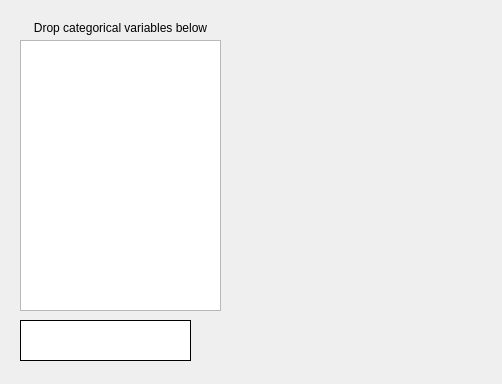
Qt form dialogs/verticalproportioncurvedialog.ui (PauloCarvalhoRJ/gammaray) before a commit.
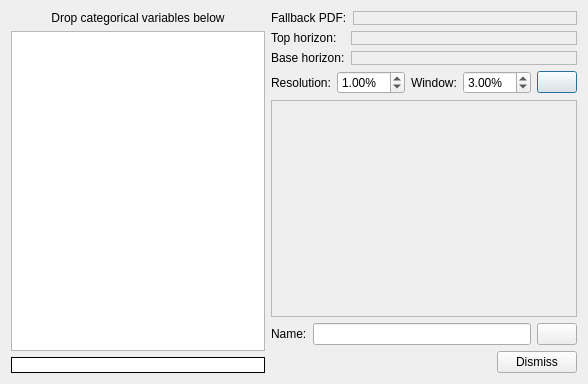
The same form after that commit. Icons and pictures are not drawn. Custom widgets are drawn as their Qt base class.

Commit message: Vertical Proportion Curves: WIP.

Diff of the .ui file:
```diff
--- a/dialogs/verticalproportioncurvedialog.ui
+++ b/dialogs/verticalproportioncurvedialog.ui
@@ -6,68 +6,362 @@
    <rect>
     <x>0</x>
     <y>0</y>
-    <width>502</width>
+    <width>588</width>
     <height>384</height>
    </rect>
   </property>
   <property name="windowTitle">
    <string>Dialog</string>
   </property>
-  <widget class="QListWidget" name="lstVariables">
-   <property name="geometry">
-    <rect>
-     <x>20</x>
-     <y>40</y>
-     <width>201</width>
-     <height>271</height>
-    </rect>
-   </property>
-  </widget>
-  <widget class="QLabel" name="lblTrash">
-   <property name="geometry">
-    <rect>
-     <x>20</x>
-     <y>320</y>
-     <width>171</width>
-     <height>41</height>
-    </rect>
-   </property>
-   <property name="toolTip">
-    <string>Drag variables here to remove.</string>
-   </property>
-   <property name="styleSheet">
-    <string notr="true">background-color: rgb(255, 255, 255);</string>
-   </property>
-   <property name="frameShape">
-    <enum>QFrame::Box</enum>
-   </property>
-   <property name="text">
-    <string/>
-   </property>
-   <property name="pixmap">
-    <pixmap resource="../resources.qrc">:/icons32/recycle32</pixmap>
-   </property>
-   <property name="alignment">
-    <set>Qt::AlignCenter</set>
-   </property>
-  </widget>
-  <widget class="QLabel" name="label">
-   <property name="geometry">
-    <rect>
-     <x>30</x>
-     <y>20</y>
-     <width>181</width>
-     <height>16</height>
-    </rect>
-   </property>
-   <property name="text">
-    <string>Drop categorical variables below</string>
-   </property>
-   <property name="alignment">
-    <set>Qt::AlignCenter</set>
-   </property>
-  </widget>
+  <layout class="QHBoxLayout" name="horizontalLayout_3">
+   <item>
+    <layout class="QVBoxLayout" name="verticalLayout_3">
+     <item>
+      <widget class="QLabel" name="label">
+       <property name="text">
+        <string>Drop categorical variables below</string>
+       </property>
+       <property name="alignment">
+        <set>Qt::AlignCenter</set>
+       </property>
+      </widget>
+     </item>
+     <item>
+      <widget class="QListWidgetDnD" name="lstVariables">
+       <property name="sizePolicy">
+        <sizepolicy hsizetype="Preferred" vsizetype="Expanding">
+         <horstretch>0</horstretch>
+         <verstretch>0</verstretch>
+        </sizepolicy>
+       </property>
+      </widget>
+     </item>
+     <item>
+      <widget class="QLabel" name="lblTrash">
+       <property name="toolTip">
+        <string>Drag variables here to remove.</string>
+       </property>
+       <property name="styleSheet">
+        <string notr="true">background-color: rgb(255, 255, 255);</string>
+       </property>
+       <property name="frameShape">
+        <enum>QFrame::Box</enum>
+       </property>
+       <property name="text">
+        <string/>
+       </property>
+       <property name="pixmap">
+        <pixmap resource="../resources.qrc">:/icons32/recycle32</pixmap>
+       </property>
+       <property name="alignment">
+        <set>Qt::AlignCenter</set>
+       </property>
+      </widget>
+     </item>
+    </layout>
+   </item>
+   <item>
+    <layout class="QVBoxLayout" name="verticalLayout_2">
+     <item>
+      <layout class="QHBoxLayout" name="horizontalLayout">
+       <item>
+        <widget class="QLabel" name="label_2">
+         <property name="text">
+          <string>Fallback PDF:</string>
+         </property>
+        </widget>
+       </item>
+       <item>
+        <widget class="QFrame" name="frmCmbFallbackPDF">
+         <property name="sizePolicy">
+          <sizepolicy hsizetype="Expanding" vsizetype="Preferred">
+           <horstretch>0</horstretch>
+           <verstretch>0</verstretch>
+          </sizepolicy>
+         </property>
+         <property name="frameShape">
+          <enum>QFrame::StyledPanel</enum>
+         </property>
+         <property name="frameShadow">
+          <enum>QFrame::Raised</enum>
+         </property>
+         <layout class="QVBoxLayout" name="verticalLayout">
+          <property name="leftMargin">
+           <number>1</number>
+          </property>
+          <property name="topMargin">
+           <number>1</number>
+          </property>
+          <property name="rightMargin">
+           <number>1</number>
+          </property>
+          <property name="bottomMargin">
+           <number>1</number>
+          </property>
+         </layout>
+        </widget>
+       </item>
+      </layout>
+     </item>
+     <item>
+      <layout class="QGridLayout" name="gridLayout">
+       <property name="topMargin">
+        <number>0</number>
+       </property>
+       <item row="0" column="0">
+        <widget class="QLabel" name="label_3">
+         <property name="text">
+          <string>Top horizon:</string>
+         </property>
+        </widget>
+       </item>
+       <item row="1" column="0">
+        <widget class="QLabel" name="label_4">
+         <property name="text">
+          <string>Base horizon:</string>
+         </property>
+        </widget>
+       </item>
+       <item row="0" column="1">
+        <widget class="QFrame" name="frmCmbTopHorizon">
+         <property name="sizePolicy">
+          <sizepolicy hsizetype="Expanding" vsizetype="Preferred">
+           <horstretch>0</horstretch>
+           <verstretch>0</verstretch>
+          </sizepolicy>
+         </property>
+         <property name="frameShape">
+          <enum>QFrame::StyledPanel</enum>
+         </property>
+         <property name="frameShadow">
+          <enum>QFrame::Raised</enum>
+         </property>
+         <layout class="QHBoxLayout" name="horizontalLayout_4">
+          <property name="spacing">
+           <number>0</number>
+          </property>
+          <property name="leftMargin">
+           <number>0</number>
+          </property>
+          <property name="topMargin">
+           <number>0</number>
+          </property>
+          <property name="rightMargin">
+           <number>0</number>
+          </property>
+          <property name="bottomMargin">
+           <number>0</number>
+          </property>
+         </layout>
+        </widget>
+       </item>
+       <item row="1" column="1">
+        <widget class="QFrame" name="frmCmbBaseHorizon">
+         <property name="sizePolicy">
+          <sizepolicy hsizetype="Expanding" vsizetype="Preferred">
+           <horstretch>0</horstretch>
+           <verstretch>0</verstretch>
+          </sizepolicy>
+         </property>
+         <property name="frameShape">
+          <enum>QFrame::StyledPanel</enum>
+         </property>
+         <property name="frameShadow">
+          <enum>QFrame::Raised</enum>
+         </property>
+         <layout class="QHBoxLayout" name="horizontalLayout_6">
+          <property name="spacing">
+           <number>0</number>
+          </property>
+          <property name="leftMargin">
+           <number>0</number>
+          </property>
+          <property name="topMargin">
+           <number>0</number>
+          </property>
+          <property name="rightMargin">
+           <number>0</number>
+          </property>
+          <property name="bottomMargin">
+           <number>0</number>
+          </property>
+         </layout>
+        </widget>
+       </item>
+      </layout>
+     </item>
+     <item>
+      <layout class="QHBoxLayout" name="horizontalLayout_5">
+       <property name="topMargin">
+        <number>0</number>
+       </property>
+       <item>
+        <widget class="QLabel" name="label_5">
+         <property name="text">
+          <string>Resolution:</string>
+         </property>
+        </widget>
+       </item>
+       <item>
+        <widget class="QDoubleSpinBox" name="dblSpinResolutionPercent">
+         <property name="suffix">
+          <string>%</string>
+         </property>
+         <property name="minimum">
+          <double>0.010000000000000</double>
+         </property>
+         <property name="maximum">
+          <double>10.000000000000000</double>
+         </property>
+         <property name="singleStep">
+          <double>0.100000000000000</double>
+         </property>
+         <property name="value">
+          <double>1.000000000000000</double>
+         </property>
+        </widget>
+       </item>
+       <item>
+        <widget class="QLabel" name="label_6">
+         <property name="text">
+          <string>Window:</string>
+         </property>
+        </widget>
+       </item>
+       <item>
+        <widget class="QDoubleSpinBox" name="dblSpinWindowPercent">
+         <property name="suffix">
+          <string>%</string>
+         </property>
+         <property name="minimum">
+          <double>0.010000000000000</double>
+         </property>
+         <property name="maximum">
+          <double>50.000000000000000</double>
+         </property>
+         <property name="singleStep">
+          <double>0.100000000000000</double>
+         </property>
+         <property name="value">
+          <double>3.000000000000000</double>
+         </property>
+        </widget>
+       </item>
+       <item>
+        <widget class="QPushButton" name="btnCompute">
+         <property name="toolTip">
+          <string>Generate vertical proportion curves.</string>
+         </property>
+         <property name="text">
+          <string/>
+         </property>
+         <property name="icon">
+          <iconset resource="../resources.qrc">
+           <normaloff>:/icons32/play32</normaloff>:/icons32/play32</iconset>
+         </property>
+        </widget>
+       </item>
+      </layout>
+     </item>
+     <item>
+      <widget class="QFrame" name="frmDisplayVPC">
+       <property name="sizePolicy">
+        <sizepolicy hsizetype="Preferred" vsizetype="Expanding">
+         <horstretch>0</horstretch>
+         <verstretch>0</verstretch>
+        </sizepolicy>
+       </property>
+       <property name="frameShape">
+        <enum>QFrame::StyledPanel</enum>
+       </property>
+       <property name="frameShadow">
+        <enum>QFrame::Raised</enum>
+       </property>
+       <layout class="QVBoxLayout" name="verticalLayout_4">
+        <property name="spacing">
+         <number>0</number>
+        </property>
+        <property name="leftMargin">
+         <number>0</number>
+        </property>
+        <property name="topMargin">
+         <number>0</number>
+        </property>
+        <property name="rightMargin">
+         <number>0</number>
+        </property>
+        <property name="bottomMargin">
+         <number>0</number>
+        </property>
+       </layout>
+      </widget>
+     </item>
+     <item>
+      <layout class="QHBoxLayout" name="horizontalLayout_7">
+       <property name="topMargin">
+        <number>0</number>
+       </property>
+       <item>
+        <widget class="QLabel" name="label_7">
+         <property name="text">
+          <string>Name:</string>
+         </property>
+        </widget>
+       </item>
+       <item>
+        <widget class="QLineEdit" name="txtName"/>
+       </item>
+       <item>
+        <widget class="QPushButton" name="btnSave">
+         <property name="toolTip">
+          <string>Name for Vertical Proportion Curve object.</string>
+         </property>
+         <property name="text">
+          <string/>
+         </property>
+         <property name="icon">
+          <iconset resource="../resources.qrc">
+           <normaloff>:/icons32/save32</normaloff>:/icons32/save32</iconset>
+         </property>
+        </widget>
+       </item>
+      </layout>
+     </item>
+     <item>
+      <layout class="QHBoxLayout" name="horizontalLayout_2">
+       <item>
+        <spacer name="horizontalSpacer">
+         <property name="orientation">
+          <enum>Qt::Horizontal</enum>
+         </property>
+         <property name="sizeHint" stdset="0">
+          <size>
+           <width>40</width>
+           <height>20</height>
+          </size>
+         </property>
+        </spacer>
+       </item>
+       <item>
+        <widget class="QPushButton" name="btnDismiss">
+         <property name="text">
+          <string>Dismiss</string>
+         </property>
+        </widget>
+       </item>
+      </layout>
+     </item>
+    </layout>
+   </item>
+  </layout>
  </widget>
+ <customwidgets>
+  <customwidget>
+   <class>QListWidgetDnD</class>
+   <extends>QListWidget</extends>
+   <header>widgets/qlistwidgetdnd.h</header>
+  </customwidget>
+ </customwidgets>
  <resources>
   <include location="../resources.qrc"/>
  </resources>
```
Left out of the diff: 55 changed lines with no effect on the pictures. The commit also changes 2 other files.
